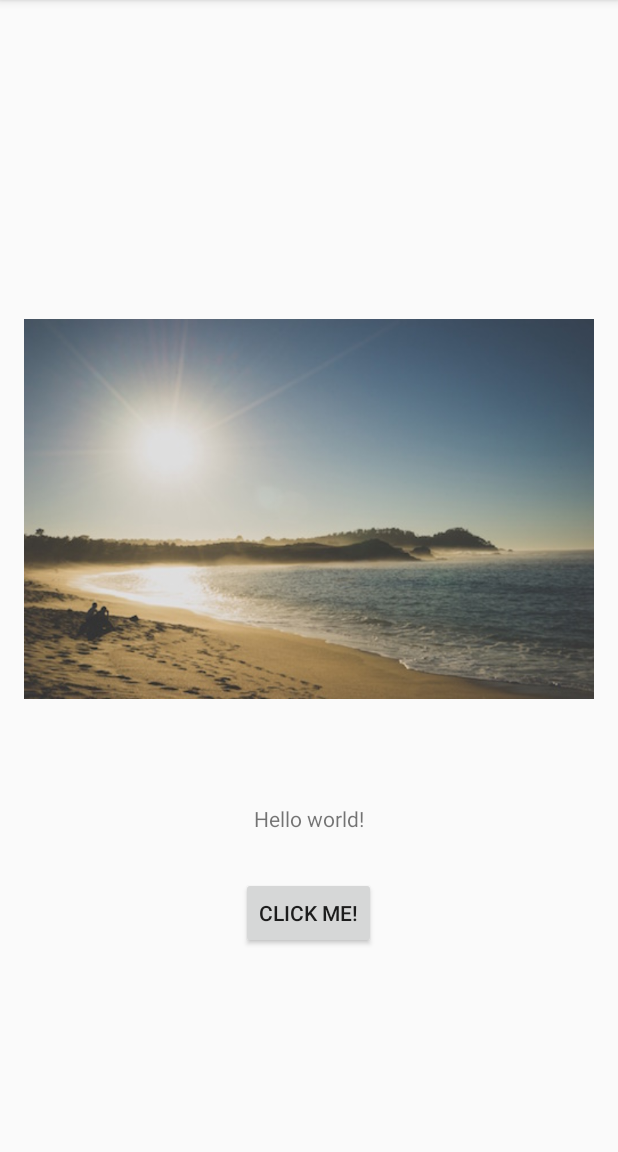
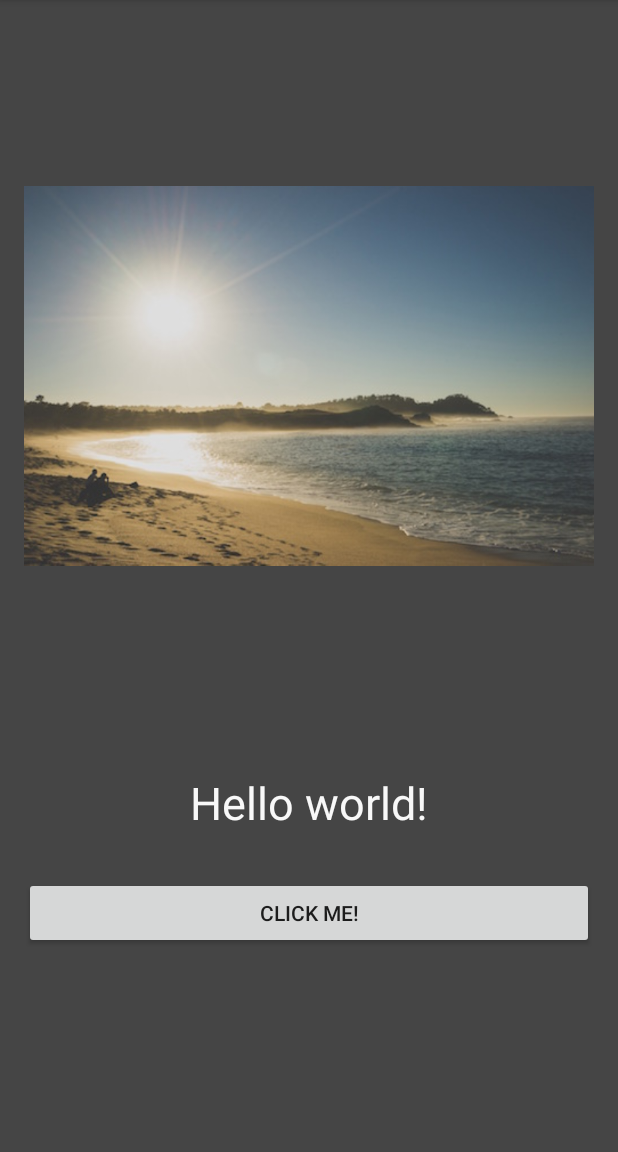
Before and after one commit to armno/firstandroidapp, an Android app: the screen it shows after launch (MainActivity), on a phone screen of 412 x 824 dp, the part 84-1236 px from its top. Run offline under Robolectric (Android 15) with nearby library versions, the phone set to English and light mode, and no system bars.

Commit message:
playaround with ui styles

```diff
--- a/app/src/main/res/layout/activity_main.xml
+++ b/app/src/main/res/layout/activity_main.xml
@@ -3,18 +3,19 @@
     android:layout_height="match_parent" android:paddingLeft="@dimen/activity_horizontal_margin"
     android:paddingRight="@dimen/activity_horizontal_margin"
     android:paddingTop="@dimen/activity_vertical_margin"
-    android:paddingBottom="@dimen/activity_vertical_margin" tools:context=".MainActivity">
-
+    android:paddingBottom="@dimen/activity_vertical_margin" tools:context=".MainActivity"
+    android:background="#454545">
 
     <ImageView
-        android:layout_width="wrap_content"
-        android:layout_height="wrap_content"
         android:id="@+id/imageView"
         android:src="@drawable/beach"
-        android:layout_alignParentStart="true"
-        android:layout_alignParentEnd="true"
+        android:layout_width="fill_parent"
+        android:layout_height="wrap_content"
+        android:layout_alignParentTop="true"
         android:layout_above="@+id/helloWorld"
-        android:layout_marginBottom="30dp"/>
+        android:layout_centerHorizontal="true"
+        android:layout_marginBottom="30dp"
+        android:contentDescription="The Beach" />
 
 
     <TextView android:text="@string/hello_world"
@@ -23,10 +24,12 @@
         android:id="@+id/helloWorld"
         android:layout_above="@+id/button"
         android:layout_centerHorizontal="true"
-        android:layout_marginBottom="29dp" />
+        android:layout_marginBottom="29dp"
+        android:textColor="#f8f8f8"
+        android:textSize="30sp"/>
 
     <Button
-        android:layout_width="wrap_content"
+        android:layout_width="fill_parent"
         android:layout_height="wrap_content"
         android:text="@string/button_primary"
         android:id="@+id/button"
```
